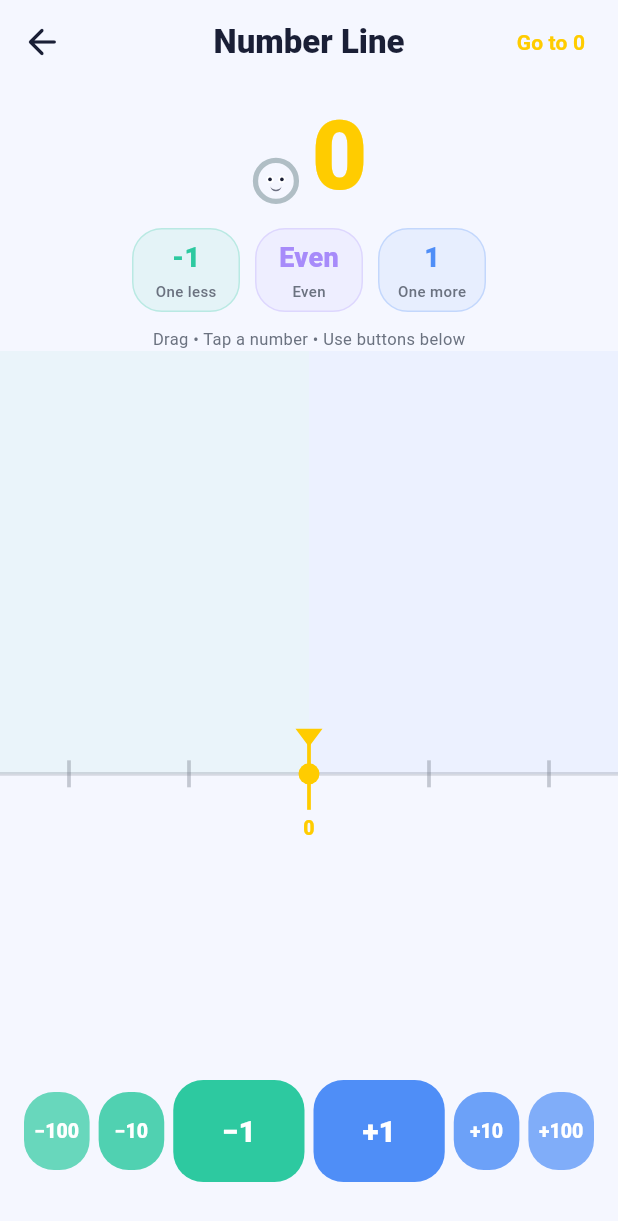
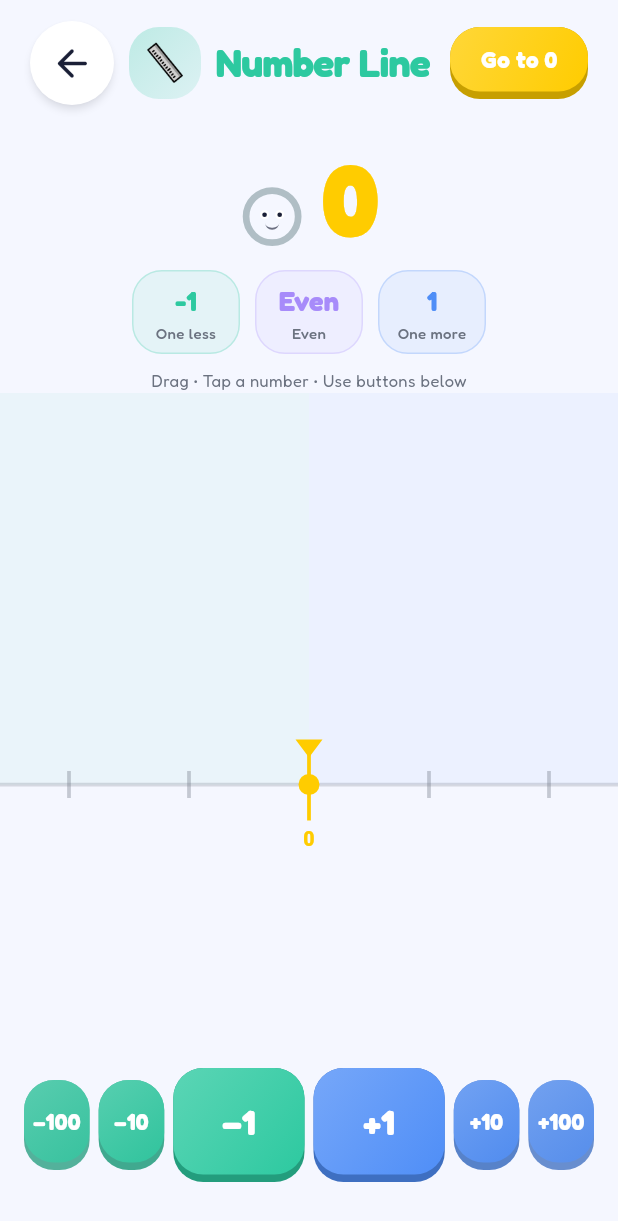
Before and after one commit to Panbaron1/Numberlandia, a Flutter app: the screen it shows after launch, after a tap on "Number Line", on a phone screen of 412 x 824 dp. Shown: the top 1221 px of the screen. Run offline on Flutter 3.47's test engine with Material 3 defaults, Android fonts, the phone set to English and light mode, and no system bars; our stand-ins replace audioplayers, shared_preferences.

Commit message:
Big UI/UX polish: image cards, Fredoka font, chunky buttons, room headers
Assets (legal, attributed in ASSETS_LICENSE.md):
- OpenMoji card art (CC BY-SA 4.0): crane, ruler, abacus, robot, cherries
- Fredoka rounded font (SIL OFL) — app-wide via theme

Home:
- Image-driven activity cards on soft spectrum-gradient washes, coloured
  title strips, press-scale animation, drop shadow
- Grid auto-sizes child aspect ratio so all 5 cards fit with no scroll on
  both phone (2 col) and tablet (3 col)
- Mascot cluster (number characters 1–4) in the header corner
- Gradient wordmark, "Explore numbers" subtitle

Shared widgets (lib/widgets/app_scaffold.dart):
- BigBackButton: 56dp circular, obvious
- RoomHeader: coloured title + hero icon badge + big back button, replaces
  plain AppBars on all 5 rooms
- ChunkyButton: tactile rounded button with a darker base that compresses on
  press — replaces every oblong FilledButton/OutlinedButton across the app

Rooms: all step/picker/run/reset buttons are now chunky; bigger number-line
character; consistent spectrum colour per room.

flutter analyze clean; debug APK verified on Lenovo tablet.

Co-Authored-By: Claude Opus 4.8 <noreply@anthropic.com>

```diff
--- a/lib/screens/home/home_screen.dart
+++ b/lib/screens/home/home_screen.dart
@@ -61,6 +61,23 @@ class HomeScreen extends StatelessWidget {
                       ],
                     ),
                   ),
+                  // Mascot cluster — a few number characters waving hello
+                  if (width >= 500) ...[
+                    Padding(
+                      padding: const EdgeInsets.only(right: Gap.md, top: 4),
+                      child: Row(
+                        crossAxisAlignment: CrossAxisAlignment.end,
+                        children: [
+                          for (int i = 1; i <= 4; i++)
+                            Padding(
+                              padding: const EdgeInsets.only(left: 6),
+                              child: BouncyNumBlock(
+                                  value: i, unit: 14, showSign: false),
+                            ),
+                        ],
+                      ),
+                    ),
+                  ],
                   IconButton(
                     iconSize: 26,
                     icon: const Icon(Icons.tune_rounded, color: NColors.inkSoft),
@@ -72,18 +89,30 @@ class HomeScreen extends StatelessWidget {
             ),
             const SizedBox(height: Gap.sm),
             // ── Grid ─────────────────────────────────────────────────
+            // Compute the child aspect ratio so all rows fit the available
+            // height with no scrolling, on both phone (2 col) and tablet (3 col).
             Expanded(
               child: Padding(
                 padding: const EdgeInsets.symmetric(horizontal: Gap.md),
-                child: GridView.count(
-                  crossAxisCount: cols,
-                  mainAxisSpacing: Gap.md,
-                  crossAxisSpacing: Gap.md,
-                  childAspectRatio: 0.8,
-                  children: [
+                child: LayoutBuilder(
+                  builder: (context, c) {
+                    const spacing = Gap.md;
+                    final rows = (5 / cols).ceil();
+                    final cellW = (c.maxWidth - (cols - 1) * spacing) / cols;
+                    final cellH =
+                        (c.maxHeight - (rows - 1) * spacing) / rows;
+                    final aspect =
+                        (cellW / cellH).clamp(0.7, 1.6).toDouble();
+                    return GridView.count(
+                      crossAxisCount: cols,
+                      mainAxisSpacing: spacing,
+                      crossAxisSpacing: spacing,
+                      physics: const NeverScrollableScrollPhysics(),
+                      childAspectRatio: aspect,
+                      children: [
                     ActivityCard(
                       title: 'Build a Million',
-                      emoji: '🏗️',
+                      assetImage: 'assets/cards/million.png',
                       color: NColors.million,
                       live: true,
                       onTap: () => Navigator.push(context,
@@ -92,7 +121,7 @@ class HomeScreen extends StatelessWidget {
                     ),
                     ActivityCard(
                       title: 'Number Line',
-                      emoji: '📏',
+                      assetImage: 'assets/cards/numberline.png',
                       color: NColors.numberLine,
                       live: true,
                       onTap: () => Navigator.push(context,
@@ -101,7 +130,7 @@ class HomeScreen extends StatelessWidget {
                     ),
                     ActivityCard(
                       title: 'Times Tables',
-                      emoji: '✖️',
+                      assetImage: 'assets/cards/timestables.png',
                       color: NColors.timesTables,
                       live: true,
                       onTap: () => Navigator.push(context,
@@ -110,7 +139,7 @@ class HomeScreen extends StatelessWidget {
                     ),
                     ActivityCard(
                       title: 'Number Machine',
-                      emoji: '⚙️',
+                      assetImage: 'assets/cards/machine.png',
                       color: NColors.machine,
                       live: true,
                       onTap: () => Navigator.push(context,
@@ -119,76 +148,23 @@ class HomeScreen extends StatelessWidget {
                     ),
                     ActivityCard(
                       title: 'Doubling',
-                      emoji: '✌️',
+                      assetImage: 'assets/cards/doubling.png',
                       color: NColors.doubling,
                       live: true,
                       onTap: () => Navigator.push(context,
                           MaterialPageRoute(
                               builder: (_) => const DoublingScreen())),
                     ),
-                  ],
+                      ],
+                    );
+                  },
                 ),
               ),
             ),
-            // ── Buddies band — a shelf of number characters ──────────
-            const _BuddiesBand(),
+            const SizedBox(height: Gap.md),
           ],
         ),
       ),
     );
   }
 }
-
-/// A friendly row of NumBlock characters standing on a shelf at the bottom
-/// of the home screen. Purely decorative — gives the app its mascots.
-class _BuddiesBand extends StatelessWidget {
-  const _BuddiesBand();
-
-  @override
-  Widget build(BuildContext context) {
-    return Container(
-      height: 88,
-      decoration: BoxDecoration(
-        gradient: LinearGradient(
-          begin: Alignment.topCenter,
-          end: Alignment.bottomCenter,
-          colors: [
-            NColors.bg,
-            NColors.million.withAlpha(16),
-          ],
-        ),
-      ),
-      child: Stack(
-        alignment: Alignment.bottomCenter,
-        children: [
-          // Shelf line
-          Positioned(
-            left: 0,
-            right: 0,
-            bottom: 14,
-            child: Container(
-              height: 3,
-              margin: const EdgeInsets.symmetric(horizontal: Gap.lg),
-              decoration: BoxDecoration(
-                color: NColors.inkSoft.withAlpha(40),
-                borderRadius: BorderRadius.circular(2),
-              ),
-            ),
-          ),
-          // Characters 1..5 standing on the shelf
-          Padding(
-            padding: const EdgeInsets.only(bottom: 17),
-            child: Row(
-              mainAxisAlignment: MainAxisAlignment.spaceEvenly,
-              crossAxisAlignment: CrossAxisAlignment.end,
-              children: [
-                for (int i = 1; i <= 5; i++)
-                  BouncyNumBlock(value: i, unit: 11, showSign: false),
-              ],
-            ),
-          ),
-        ],
-      ),
-    );
-  }
-}
--- a/lib/screens/number_line/number_line_screen.dart
+++ b/lib/screens/number_line/number_line_screen.dart
@@ -2,6 +2,7 @@ import 'package:flutter/material.dart';
 import '../../services/audio_service.dart';
 import '../../services/haptics_service.dart';
 import '../../theme.dart';
+import '../../widgets/app_scaffold.dart';
 import '../../widgets/num_block.dart';
 import 'number_line_notifier.dart';
 import 'number_line_painter.dart';
@@ -60,27 +61,19 @@ class _NumberLineScreenState extends State<NumberLineScreen> {
   @override
   Widget build(BuildContext context) {
     return Scaffold(
-      appBar: AppBar(
-        backgroundColor: NColors.bg,
-        leading: IconButton(
-          iconSize: 28,
-          icon: const Icon(Icons.arrow_back_rounded, color: NColors.ink),
-          onPressed: () => Navigator.of(context).pop(),
-        ),
-        title: const Text('Number Line',
-            style: TextStyle(fontWeight: FontWeight.w800)),
+      appBar: RoomHeader(
+        title: 'Number Line',
+        color: NColors.numberLine,
+        assetImage: 'assets/cards/numberline.png',
         actions: [
-          Padding(
-            padding: const EdgeInsets.only(right: Gap.sm),
-            child: TextButton(
-              onPressed: _jumpToZero,
-              child: const Text('Go to 0',
-                  style: TextStyle(
-                      color: NColors.zero,
-                      fontWeight: FontWeight.w700,
-                      fontSize: 14)),
-            ),
+          ChunkyButton(
+            color: NColors.zero,
+            onTap: _jumpToZero,
+            height: 48,
+            width: 92,
+            child: const Text('Go to 0', style: TextStyle(fontSize: 15)),
           ),
+          const SizedBox(width: Gap.sm),
         ],
       ),
       body: AnimatedBuilder(
@@ -140,8 +133,8 @@ class _FactsPanel extends StatelessWidget {
             crossAxisAlignment: CrossAxisAlignment.end,
             children: [
               if (showBlock) ...[
-                BouncyNumBlock(value: n, unit: 22, showSign: false),
-                const SizedBox(width: Gap.sm),
+                BouncyNumBlock(value: n, unit: 28, showSign: false),
+                const SizedBox(width: Gap.md),
               ],
               AnimatedSwitcher(
                 duration: const Duration(milliseconds: 110),
@@ -277,24 +270,13 @@ class _Btn extends StatelessWidget {
   Widget build(BuildContext context) {
     return Expanded(
       flex: big ? 2 : 1,
-      child: SizedBox(
-        height: big ? 68 : 52,
-        child: FilledButton(
-          onPressed: () => onTap(delta),
-          style: FilledButton.styleFrom(
-            backgroundColor: color,
-            foregroundColor: Colors.white,
-            padding: EdgeInsets.zero,
-            textStyle: TextStyle(
-              fontSize: big ? 20 : 13,
-              fontWeight: FontWeight.w800,
-            ),
-            shape: RoundedRectangleBorder(
-              borderRadius: BorderRadius.circular(Radii.md),
-            ),
-          ),
-          child: Text(label),
-        ),
+      child: ChunkyButton(
+        color: color,
+        onTap: () => onTap(delta),
+        height: big ? 76 : 60,
+        radius: Radii.md,
+        child: Text(label,
+            style: TextStyle(fontSize: big ? 24 : 15)),
       ),
     );
   }
--- a/lib/theme.dart
+++ b/lib/theme.dart
@@ -67,13 +67,14 @@ class Radii {
 }
 
 ThemeData buildNumberlandiaTheme() {
-  return ThemeData(
+  final base = ThemeData(
     useMaterial3: true,
     colorScheme: ColorScheme.fromSeed(
       seedColor: NColors.primary,
       surface: NColors.surface,
     ),
     scaffoldBackgroundColor: NColors.bg,
+    fontFamily: 'Fredoka',
     cardTheme: const CardThemeData(
       color: NColors.surface,
       elevation: 0,
@@ -87,11 +88,43 @@ ThemeData buildNumberlandiaTheme() {
       scrolledUnderElevation: 0,
       centerTitle: true,
       foregroundColor: NColors.ink,
+      titleTextStyle: TextStyle(
+        fontFamily: 'Fredoka',
+        fontSize: 22,
+        fontWeight: FontWeight.w700,
+        color: NColors.ink,
+      ),
     ),
+  );
+  // Apply Fredoka across the text theme.
+  return base.copyWith(
+    textTheme: base.textTheme.apply(fontFamily: 'Fredoka'),
   );
 }
 
 int gridColumns(double width) {
+  if (width >= 900) return 3;
   if (width >= 600) return 3;
   return 2;
 }
+
+/// Soft diagonal gradient from an accent colour — used on cards and panels.
+LinearGradient softGradient(Color c, {double topAlpha = 0.20, double botAlpha = 0.06}) {
+  return LinearGradient(
+    begin: Alignment.topLeft,
+    end: Alignment.bottomRight,
+    colors: [
+      c.withAlpha((topAlpha * 255).round()),
+      c.withAlpha((botAlpha * 255).round()),
+    ],
+  );
+}
+
+/// Vivid gradient (for solid buttons / headers).
+LinearGradient vividGradient(Color c) {
+  return LinearGradient(
+    begin: Alignment.topLeft,
+    end: Alignment.bottomRight,
+    colors: [Color.lerp(c, Colors.white, 0.22)!, c],
+  );
+}
--- a/lib/widgets/activity_card.dart
+++ b/lib/widgets/activity_card.dart
@@ -1,9 +1,9 @@
 import 'package:flutter/material.dart';
 import '../theme.dart';
 
-class ActivityCard extends StatelessWidget {
+class ActivityCard extends StatefulWidget {
   final String title;
-  final String emoji;
+  final String assetImage;
   final Color color;
   final bool live;
   final VoidCallback? onTap;
@@ -11,93 +11,92 @@ class ActivityCard extends StatelessWidget {
   const ActivityCard({
     super.key,
     required this.title,
-    required this.emoji,
+    required this.assetImage,
     required this.color,
     required this.live,
     this.onTap,
   });
 
   @override
+  State<ActivityCard> createState() => _ActivityCardState();
+}
+
+class _ActivityCardState extends State<ActivityCard> {
+  bool _down = false;
+
+  @override
   Widget build(BuildContext context) {
-    return Opacity(
-      opacity: live ? 1.0 : 0.6,
-      child: Material(
+    return GestureDetector(
+      onTapDown: widget.live ? (_) => setState(() => _down = true) : null,
+      onTapUp: widget.live ? (_) => setState(() => _down = false) : null,
+      onTapCancel: () => setState(() => _down = false),
+      onTap: widget.live ? widget.onTap : null,
+      child: AnimatedScale(
+        scale: _down ? 0.96 : 1.0,
+        duration: const Duration(milliseconds: 90),
+        child: Opacity(
+          opacity: widget.live ? 1.0 : 0.6,
+          child: Container(
+            decoration: BoxDecoration(
               color: NColors.surface,
               borderRadius: BorderRadius.circular(Radii.lg),
+              border: Border.all(color: widget.color.withAlpha(70), width: 2),
+              boxShadow: [
+                BoxShadow(
+                  color: widget.color.withAlpha(40),
+                  blurRadius: 12,
+                  offset: const Offset(0, 5),
+                ),
+              ],
+            ),
             clipBehavior: Clip.antiAlias,
-        elevation: 0,
-        child: InkWell(
-          onTap: live ? onTap : null, // silently no-op for coming-soon
-          child: DecoratedBox(
-            decoration: BoxDecoration(
-              border: Border.all(color: color.withAlpha(40), width: 1.5),
-              borderRadius: BorderRadius.circular(Radii.lg),
-            ),
             child: Column(
               crossAxisAlignment: CrossAxisAlignment.stretch,
               children: [
-                // ── Coloured header ──────────────────────────────────
+                // ── Big image area on a soft spectrum wash ───────────
                 Expanded(
-                  flex: 5,
+                  flex: 7,
                   child: Container(
                     decoration: BoxDecoration(
-                      gradient: LinearGradient(
-                        begin: Alignment.topLeft,
-                        end: Alignment.bottomRight,
-                        colors: [
-                          color.withAlpha(220),
-                          color,
-                        ],
+                      gradient: softGradient(widget.color,
+                          topAlpha: 0.26, botAlpha: 0.10),
                     ),
-                    ),
-                    child: Center(
-                      child: Text(emoji,
-                          style: const TextStyle(fontSize: 44)),
+                    child: Padding(
+                      padding: const EdgeInsets.all(Gap.md),
+                      child: Image.asset(widget.assetImage, fit: BoxFit.contain),
                     ),
                   ),
                 ),
-                // ── White label area ─────────────────────────────────
-                Expanded(
-                  flex: 3,
-                  child: Padding(
+                // ── Title strip ──────────────────────────────────────
+                Container(
+                  width: double.infinity,
+                  color: widget.color,
                   padding: const EdgeInsets.symmetric(
-                        horizontal: Gap.sm, vertical: Gap.xs),
+                      horizontal: Gap.sm, vertical: Gap.sm),
                   child: Column(
-                      mainAxisAlignment: MainAxisAlignment.center,
                     children: [
                       Text(
-                          title,
+                        widget.title,
                         textAlign: TextAlign.center,
-                          maxLines: 2,
+                        maxLines: 1,
                         overflow: TextOverflow.ellipsis,
-                          style: TextStyle(
-                            color: live ? NColors.ink : NColors.inkSoft,
-                            fontSize: 13,
+                        style: const TextStyle(
+                          color: Colors.white,
+                          fontSize: 16,
                           fontWeight: FontWeight.w700,
-                            height: 1.2,
+                          height: 1.1,
                         ),
                       ),
-                        if (!live) ...[
-                          const SizedBox(height: 4),
-                          Container(
-                            padding: const EdgeInsets.symmetric(
-                                horizontal: 8, vertical: 2),
-                            decoration: BoxDecoration(
-                              color: color.withAlpha(20),
-                              borderRadius: BorderRadius.circular(Radii.sm),
-                            ),
-                            child: Text(
+                      if (!widget.live)
+                        const Text(
                           'Coming soon',
                           style: TextStyle(
-                                color: color,
-                                fontSize: 10,
-                                fontWeight: FontWeight.w600,
-                              ),
+                            color: Colors.white70,
+                            fontSize: 11,
+                            fontWeight: FontWeight.w500,
                           ),
                         ),
                     ],
-                      ],
-                    ),
                   ),
                 ),
               ],
--- /dev/null
+++ b/lib/widgets/app_scaffold.dart
@@ -0,0 +1,170 @@
+import 'package:flutter/material.dart';
+import '../theme.dart';
+
+/// A large, obvious circular back button for child users (64dp target).
+class BigBackButton extends StatelessWidget {
+  final Color color;
+  const BigBackButton({super.key, this.color = NColors.ink});
+
+  @override
+  Widget build(BuildContext context) {
+    return Padding(
+      padding: const EdgeInsets.only(left: Gap.sm),
+      child: Material(
+        color: NColors.surface,
+        shape: const CircleBorder(),
+        elevation: 2,
+        shadowColor: color.withAlpha(60),
+        child: InkWell(
+          customBorder: const CircleBorder(),
+          onTap: () => Navigator.of(context).maybePop(),
+          child: SizedBox(
+            width: 56,
+            height: 56,
+            child: Icon(Icons.arrow_back_rounded, color: color, size: 30),
+          ),
+        ),
+      ),
+    );
+  }
+}
+
+/// A coloured room header bar: big back button, title, and a hero image badge.
+/// Replaces the plain AppBar to fill the top of each room with spectrum colour.
+class RoomHeader extends StatelessWidget implements PreferredSizeWidget {
+  final String title;
+  final Color color;
+  final String? assetImage; // optional hero icon on the right
+  final List<Widget> actions;
+
+  const RoomHeader({
+    super.key,
+    required this.title,
+    required this.color,
+    this.assetImage,
+    this.actions = const [],
+  });
+
+  @override
+  Size get preferredSize => const Size.fromHeight(84);
+
+  @override
+  Widget build(BuildContext context) {
+    return SafeArea(
+      bottom: false,
+      child: Container(
+        height: 84,
+        padding: const EdgeInsets.symmetric(horizontal: Gap.sm),
+        child: Row(
+          children: [
+            const BigBackButton(),
+            const SizedBox(width: Gap.sm),
+            if (assetImage != null) ...[
+              Container(
+                width: 48,
+                height: 48,
+                padding: const EdgeInsets.all(6),
+                decoration: BoxDecoration(
+                  gradient: softGradient(color, topAlpha: 0.28, botAlpha: 0.12),
+                  borderRadius: BorderRadius.circular(Radii.md),
+                ),
+                child: Image.asset(assetImage!),
+              ),
+              const SizedBox(width: Gap.sm),
+            ],
+            Expanded(
+              child: Text(
+                title,
+                style: TextStyle(
+                  fontSize: 26,
+                  fontWeight: FontWeight.w700,
+                  color: color,
+                  letterSpacing: -0.5,
+                ),
+              ),
+            ),
+            ...actions,
+          ],
+        ),
+      ),
+    );
+  }
+}
+
+/// A chunky, tactile button — rounded square with a darker "base" beneath
+/// the face that compresses on press. Big, friendly, and obviously pressable.
+class ChunkyButton extends StatefulWidget {
+  final Widget child;
+  final Color color;
+  final VoidCallback? onTap;
+  final double height;
+  final double? width;
+  final double radius;
+
+  const ChunkyButton({
+    super.key,
+    required this.child,
+    required this.color,
+    required this.onTap,
+    this.height = 64,
+    this.width,
+    this.radius = Radii.md,
+  });
+
+  @override
+  State<ChunkyButton> createState() => _ChunkyButtonState();
+}
+
+class _ChunkyButtonState extends State<ChunkyButton> {
+  bool _down = false;
+
+  void _set(bool v) {
+    if (widget.onTap == null) return;
+    setState(() => _down = v);
+  }
+
+  @override
+  Widget build(BuildContext context) {
+    final enabled = widget.onTap != null;
+    final base = Color.lerp(widget.color, Colors.black, 0.22)!;
+    const depth = 5.0;
+
+    return GestureDetector(
+      onTapDown: (_) => _set(true),
+      onTapUp: (_) => _set(false),
+      onTapCancel: () => _set(false),
+      onTap: widget.onTap,
+      child: AnimatedContainer(
+        duration: const Duration(milliseconds: 70),
+        width: widget.width,
+        height: widget.height,
+        margin: EdgeInsets.only(top: _down ? depth : 0),
+        decoration: BoxDecoration(
+          color: enabled ? base : NColors.inkMuted.withAlpha(60),
+          borderRadius: BorderRadius.circular(widget.radius),
+        ),
+        child: Container(
+          margin: EdgeInsets.only(bottom: _down ? 0 : depth),
+          decoration: BoxDecoration(
+            gradient: enabled ? vividGradient(widget.color) : null,
+            color: enabled ? null : NColors.inkMuted.withAlpha(40),
+            borderRadius: BorderRadius.circular(widget.radius),
+          ),
+          child: Center(
+            child: DefaultTextStyle.merge(
+              style: const TextStyle(
+                color: Colors.white,
+                fontWeight: FontWeight.w700,
+                fontFamily: 'Fredoka',
+              ),
+              child: IconTheme.merge(
+                data: const IconThemeData(color: Colors.white),
+                child: widget.child,
+              ),
+            ),
+          ),
+        ),
+      ),
+    );
+  }
+}
--- a/pubspec.yaml
+++ b/pubspec.yaml
@@ -22,3 +22,8 @@ flutter:
   assets:
     - assets/sounds/pop.wav
     - assets/sounds/chime.wav
+    - assets/cards/
+  fonts:
+    - family: Fredoka
+      fonts:
+        - asset: assets/fonts/Fredoka.ttf
```
Also changed, not shown: lib/screens/build_a_million/build_a_million_screen.dart (+27 -44 lines), lib/screens/doubling/doubling_screen.dart (+21 -41 lines), lib/screens/number_machine/number_machine_screen.dart (+16 -38 lines), lib/screens/times_tables/times_tables_screen.dart (+12 -24 lines), assets/cards/doubling.png (added), assets/cards/machine.png (added), assets/cards/million.png (added), assets/cards/numberline.png (added), assets/cards/timestables.png (added), assets/fonts/Fredoka.ttf (added), 1 other file. Lines whose indentation alone changed are shown as unchanged.
